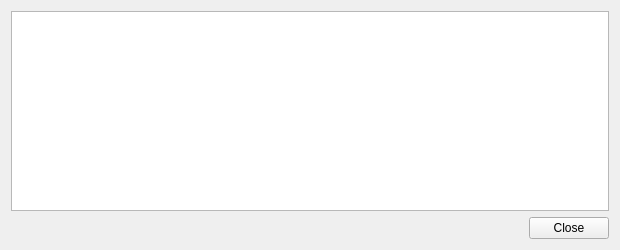
Old version of the form src/qt/forms/transactiondescdialog.ui in the repository bonpekao/bonpekao.
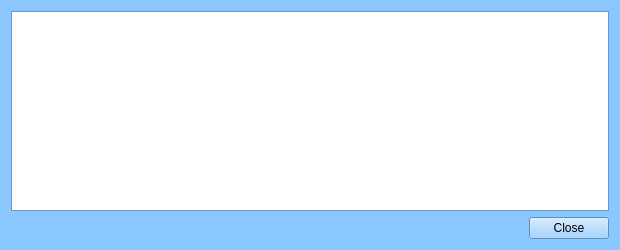
New version of the form.

Patch:
```diff
--- a/src/qt/forms/transactiondescdialog.ui
+++ b/src/qt/forms/transactiondescdialog.ui
@@ -10,6 +10,421 @@
     <height>250</height>
    </rect>
   </property>
+  <property name="palette">
+   <palette>
+    <active>
+     <colorrole role="WindowText">
+      <brush brushstyle="SolidPattern">
+       <color alpha="255">
+        <red>0</red>
+        <green>0</green>
+        <blue>0</blue>
+       </color>
+      </brush>
+     </colorrole>
+     <colorrole role="Button">
+      <brush brushstyle="SolidPattern">
+       <color alpha="255">
+        <red>138</red>
+        <green>199</green>
+        <blue>255</blue>
+       </color>
+      </brush>
+     </colorrole>
+     <colorrole role="Light">
+      <brush brushstyle="SolidPattern">
+       <color alpha="255">
+        <red>255</red>
+        <green>255</green>
+        <blue>255</blue>
+       </color>
+      </brush>
+     </colorrole>
+     <colorrole role="Midlight">
+      <brush brushstyle="SolidPattern">
+       <color alpha="255">
+        <red>196</red>
+        <green>227</green>
+        <blue>255</blue>
+       </color>
+      </brush>
+     </colorrole>
+     <colorrole role="Dark">
+      <brush brushstyle="SolidPattern">
+       <color alpha="255">
+        <red>69</red>
+        <green>99</green>
+        <blue>127</blue>
+       </color>
+      </brush>
+     </colorrole>
+     <colorrole role="Mid">
+      <brush brushstyle="SolidPattern">
+       <color alpha="255">
+        <red>92</red>
+        <green>133</green>
+        <blue>170</blue>
+       </color>
+      </brush>
+     </colorrole>
+     <colorrole role="Text">
+      <brush brushstyle="SolidPattern">
+       <color alpha="255">
+        <red>0</red>
+        <green>0</green>
+        <blue>0</blue>
+       </color>
+      </brush>
+     </colorrole>
+     <colorrole role="BrightText">
+      <brush brushstyle="SolidPattern">
+       <color alpha="255">
+        <red>255</red>
+        <green>255</green>
+        <blue>255</blue>
+       </color>
+      </brush>
+     </colorrole>
+     <colorrole role="ButtonText">
+      <brush brushstyle="SolidPattern">
+       <color alpha="255">
+        <red>0</red>
+        <green>0</green>
+        <blue>0</blue>
+       </color>
+      </brush>
+     </colorrole>
+     <colorrole role="Base">
+      <brush brushstyle="SolidPattern">
+       <color alpha="255">
+        <red>255</red>
+        <green>255</green>
+        <blue>255</blue>
+       </color>
+      </brush>
+     </colorrole>
+     <colorrole role="Window">
+      <brush brushstyle="SolidPattern">
+       <color alpha="255">
+        <red>138</red>
+        <green>199</green>
+        <blue>255</blue>
+       </color>
+      </brush>
+     </colorrole>
+     <colorrole role="Shadow">
+      <brush brushstyle="SolidPattern">
+       <color alpha="255">
+        <red>0</red>
+        <green>0</green>
+        <blue>0</blue>
+       </color>
+      </brush>
+     </colorrole>
+     <colorrole role="AlternateBase">
+      <brush brushstyle="SolidPattern">
+       <color alpha="255">
+        <red>196</red>
+        <green>227</green>
+        <blue>255</blue>
+       </color>
+      </brush>
+     </colorrole>
+     <colorrole role="ToolTipBase">
+      <brush brushstyle="SolidPattern">
+       <color alpha="255">
+        <red>255</red>
+        <green>255</green>
+        <blue>220</blue>
+       </color>
+      </brush>
+     </colorrole>
+     <colorrole role="ToolTipText">
+      <brush brushstyle="SolidPattern">
+       <color alpha="255">
+        <red>0</red>
+        <green>0</green>
+        <blue>0</blue>
+       </color>
+      </brush>
+     </colorrole>
+    </active>
+    <inactive>
+     <colorrole role="WindowText">
+      <brush brushstyle="SolidPattern">
+       <color alpha="255">
+        <red>0</red>
+        <green>0</green>
+        <blue>0</blue>
+       </color>
+      </brush>
+     </colorrole>
+     <colorrole role="Button">
+      <brush brushstyle="SolidPattern">
+       <color alpha="255">
+        <red>138</red>
+        <green>199</green>
+        <blue>255</blue>
+       </color>
+      </brush>
+     </colorrole>
+     <colorrole role="Light">
+      <brush brushstyle="SolidPattern">
+       <color alpha="255">
+        <red>255</red>
+        <green>255</green>
+        <blue>255</blue>
+       </color>
+      </brush>
+     </colorrole>
+     <colorrole role="Midlight">
+      <brush brushstyle="SolidPattern">
+       <color alpha="255">
+        <red>196</red>
+        <green>227</green>
+        <blue>255</blue>
+       </color>
+      </brush>
+     </colorrole>
+     <colorrole role="Dark">
+      <brush brushstyle="SolidPattern">
+       <color alpha="255">
+        <red>69</red>
+        <green>99</green>
+        <blue>127</blue>
+       </color>
+      </brush>
+     </colorrole>
+     <colorrole role="Mid">
+      <brush brushstyle="SolidPattern">
+       <color alpha="255">
+        <red>92</red>
+        <green>133</green>
+        <blue>170</blue>
+       </color>
+      </brush>
+     </colorrole>
+     <colorrole role="Text">
+      <brush brushstyle="SolidPattern">
+       <color alpha="255">
+        <red>0</red>
+        <green>0</green>
+        <blue>0</blue>
+       </color>
+      </brush>
+     </colorrole>
+     <colorrole role="BrightText">
+      <brush brushstyle="SolidPattern">
+       <color alpha="255">
+        <red>255</red>
+        <green>255</green>
+        <blue>255</blue>
+       </color>
+      </brush>
+     </colorrole>
+     <colorrole role="ButtonText">
+      <brush brushstyle="SolidPattern">
+       <color alpha="255">
+        <red>0</red>
+        <green>0</green>
+        <blue>0</blue>
+       </color>
+      </brush>
+     </colorrole>
+     <colorrole role="Base">
+      <brush brushstyle="SolidPattern">
+       <color alpha="255">
+        <red>255</red>
+        <green>255</green>
+        <blue>255</blue>
+       </color>
+      </brush>
+     </colorrole>
+     <colorrole role="Window">
+      <brush brushstyle="SolidPattern">
+       <color alpha="255">
+        <red>138</red>
+        <green>199</green>
+        <blue>255</blue>
+       </color>
+      </brush>
+     </colorrole>
+     <colorrole role="Shadow">
+      <brush brushstyle="SolidPattern">
+       <color alpha="255">
+        <red>0</red>
+        <green>0</green>
+        <blue>0</blue>
+       </color>
+      </brush>
+     </colorrole>
+     <colorrole role="AlternateBase">
+      <brush brushstyle="SolidPattern">
+       <color alpha="255">
+        <red>196</red>
+        <green>227</green>
+        <blue>255</blue>
+       </color>
+      </brush>
+     </colorrole>
+     <colorrole role="ToolTipBase">
+      <brush brushstyle="SolidPattern">
+       <color alpha="255">
+        <red>255</red>
+        <green>255</green>
+        <blue>220</blue>
+       </color>
+      </brush>
+     </colorrole>
+     <colorrole role="ToolTipText">
+      <brush brushstyle="SolidPattern">
+       <color alpha="255">
+        <red>0</red>
+        <green>0</green>
+        <blue>0</blue>
+       </color>
+      </brush>
+     </colorrole>
+    </inactive>
+    <disabled>
+     <colorrole role="WindowText">
+      <brush brushstyle="SolidPattern">
+       <color alpha="255">
+        <red>69</red>
+        <green>99</green>
+        <blue>127</blue>
+       </color>
+      </brush>
+     </colorrole>
+     <colorrole role="Button">
+      <brush brushstyle="SolidPattern">
+       <color alpha="255">
+        <red>138</red>
+        <green>199</green>
+        <blue>255</blue>
+       </color>
+      </brush>
+     </colorrole>
+     <colorrole role="Light">
+      <brush brushstyle="SolidPattern">
+       <color alpha="255">
+        <red>255</red>
+        <green>255</green>
+        <blue>255</blue>
+       </color>
+      </brush>
+     </colorrole>
+     <colorrole role="Midlight">
+      <brush brushstyle="SolidPattern">
+       <color alpha="255">
+        <red>196</red>
+        <green>227</green>
+        <blue>255</blue>
+       </color>
+      </brush>
+     </colorrole>
+     <colorrole role="Dark">
+      <brush brushstyle="SolidPattern">
+       <color alpha="255">
+        <red>69</red>
+        <green>99</green>
+        <blue>127</blue>
+       </color>
+      </brush>
+     </colorrole>
+     <colorrole role="Mid">
+      <brush brushstyle="SolidPattern">
+       <color alpha="255">
+        <red>92</red>
+        <green>133</green>
+        <blue>170</blue>
+       </color>
+      </brush>
+     </colorrole>
+     <colorrole role="Text">
+      <brush brushstyle="SolidPattern">
+       <color alpha="255">
+        <red>69</red>
+        <green>99</green>
+        <blue>127</blue>
+       </color>
+      </brush>
+     </colorrole>
+     <colorrole role="BrightText">
+      <brush brushstyle="SolidPattern">
+       <color alpha="255">
+        <red>255</red>
+        <green>255</green>
+        <blue>255</blue>
+       </color>
+      </brush>
+     </colorrole>
+     <colorrole role="ButtonText">
+      <brush brushstyle="SolidPattern">
+       <color alpha="255">
+        <red>69</red>
+        <green>99</green>
+        <blue>127</blue>
+       </color>
+      </brush>
+     </colorrole>
+     <colorrole role="Base">
+      <brush brushstyle="SolidPattern">
+       <color alpha="255">
+        <red>138</red>
+        <green>199</green>
+        <blue>255</blue>
+       </color>
+      </brush>
+     </colorrole>
+     <colorrole role="Window">
+      <brush brushstyle="SolidPattern">
+       <color alpha="255">
+        <red>138</red>
+        <green>199</green>
+        <blue>255</blue>
+       </color>
+      </brush>
+     </colorrole>
+     <colorrole role="Shadow">
+      <brush brushstyle="SolidPattern">
+       <color alpha="255">
+        <red>0</red>
+        <green>0</green>
+        <blue>0</blue>
+       </color>
+      </brush>
+     </colorrole>
+     <colorrole role="AlternateBase">
+      <brush brushstyle="SolidPattern">
+       <color alpha="255">
+        <red>138</red>
+        <green>199</green>
+        <blue>255</blue>
+       </color>
+      </brush>
+     </colorrole>
+     <colorrole role="ToolTipBase">
+      <brush brushstyle="SolidPattern">
+       <color alpha="255">
+        <red>255</red>
+        <green>255</green>
+        <blue>220</blue>
+       </color>
+      </brush>
+     </colorrole>
+     <colorrole role="ToolTipText">
+      <brush brushstyle="SolidPattern">
+       <color alpha="255">
+        <red>0</red>
+        <green>0</green>
+        <blue>0</blue>
+       </color>
+      </brush>
+     </colorrole>
+    </disabled>
+   </palette>
+  </property>
   <property name="windowTitle">
    <string>Transaction details</string>
   </property>
```
